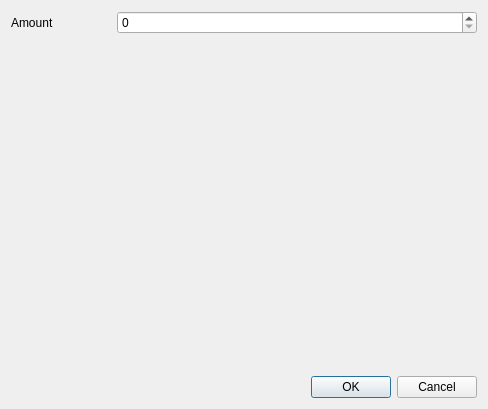
The window that ui/money-document.ui (eugeneai/dacha) describes before a commit, drawn with Qt 5.
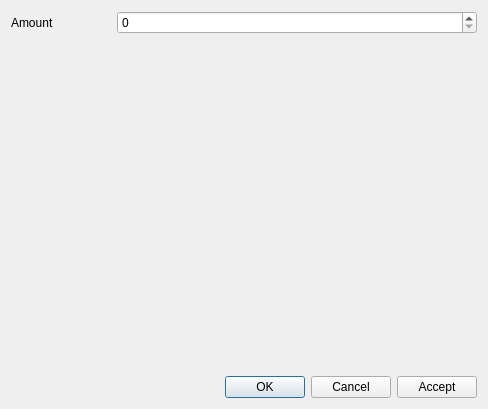
The same window after the commit.

Commit message: Added makefile to control running process

Diff of the .ui file:
```diff
--- a/ui/money-document.ui
+++ b/ui/money-document.ui
@@ -54,6 +54,8 @@
     </spacer>
    </item>
    <item>
+    <layout class="QHBoxLayout" name="horizontalLayout_2">
+     <item>
     <widget class="QDialogButtonBox" name="buttonBox">
      <property name="orientation">
       <enum>Qt::Horizontal</enum>
@@ -63,6 +65,15 @@
      </property>
     </widget>
    </item>
+     <item>
+      <widget class="QPushButton" name="accept">
+       <property name="text">
+        <string>Accept</string>
+       </property>
+      </widget>
+     </item>
+    </layout>
+   </item>
   </layout>
  </widget>
  <resources/>
```
Left out of the diff: 16 changed lines with no effect on the pictures. Lines whose indentation alone changed are shown as unchanged. The commit also changes 2 other files.
